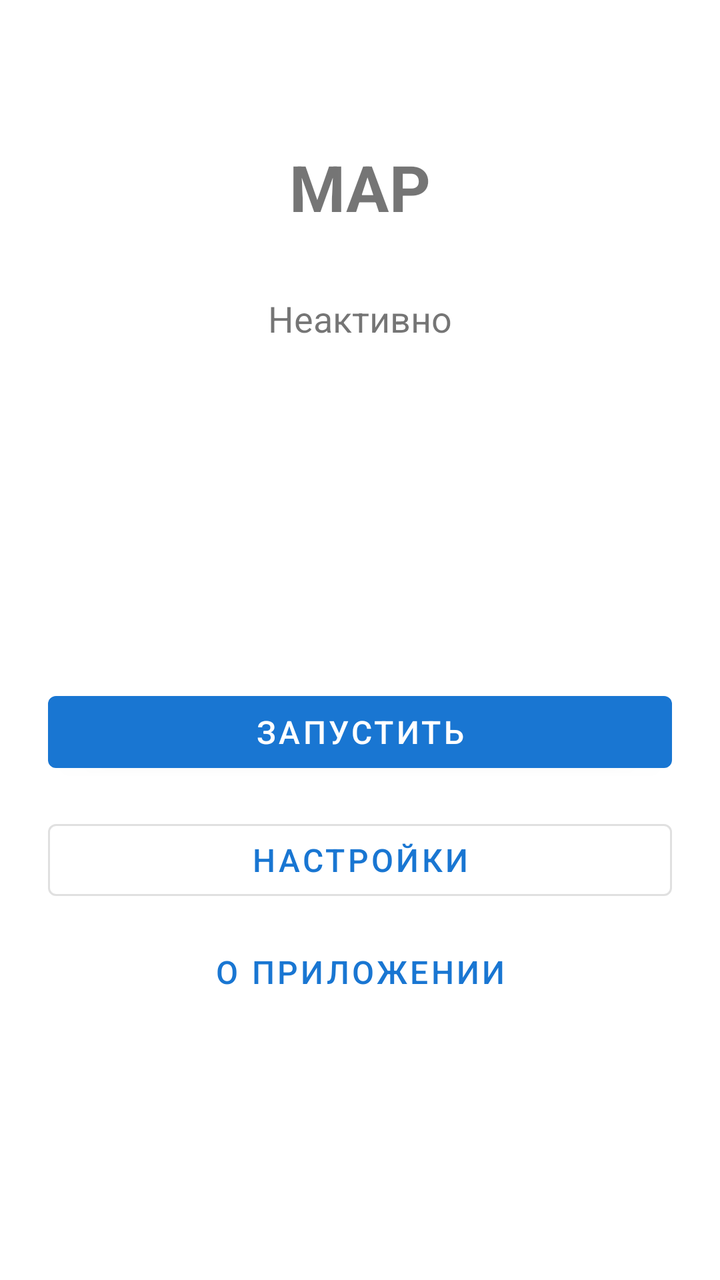
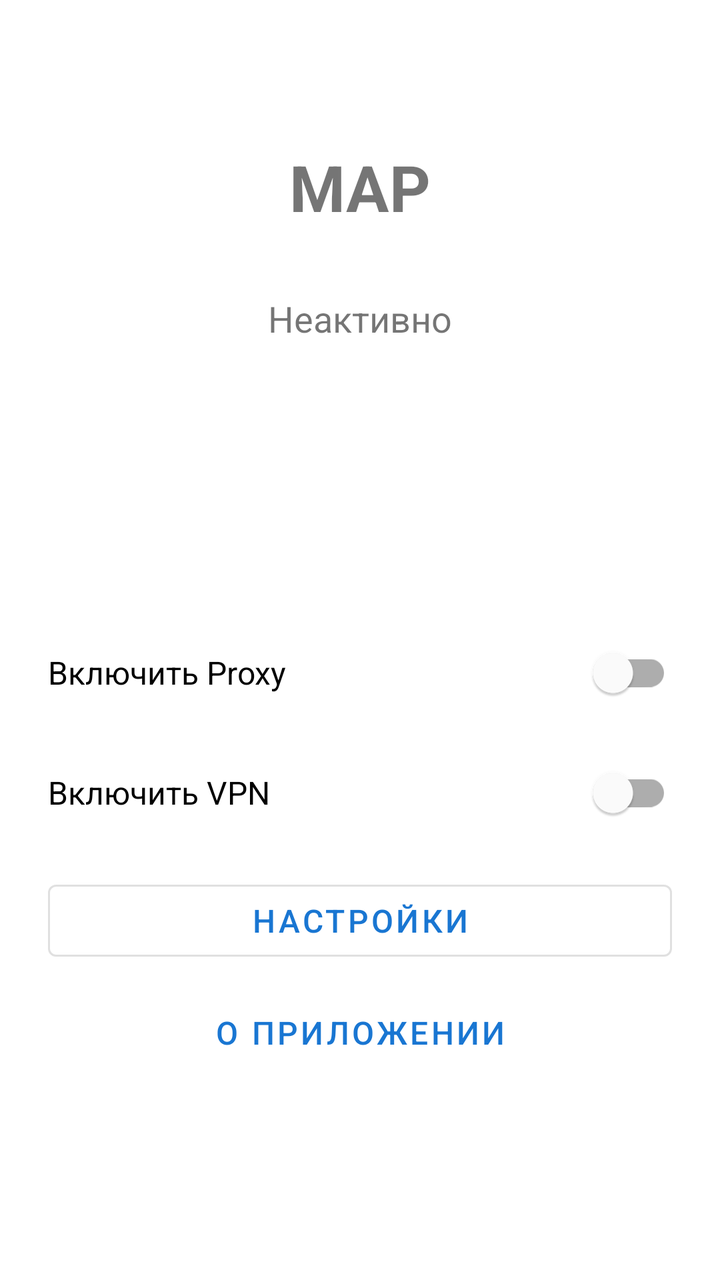

Compare the two renders of this Android layout. The source of the first and the diff that turns it into the second are given below.
<!-- AndroidManifest.xml: application theme Theme.APP -->
<!-- res/layout/activity_main.xml -->
<?xml version="1.0" encoding="utf-8"?>
<androidx.constraintlayout.widget.ConstraintLayout
    xmlns:android="http://schemas.android.com/apk/res/android"
    xmlns:app="http://schemas.android.com/apk/res-auto"
    android:layout_width="match_parent"
    android:layout_height="match_parent"
    android:padding="24dp"
    android:id="@+id/activity_main">

    <TextView
        android:id="@+id/label_app_name"
        android:layout_width="wrap_content"
        android:layout_height="wrap_content"
        android:text="@string/app_name"
        android:textSize="32sp"
        android:textStyle="bold"
        app:layout_constraintTop_toTopOf="parent"
        app:layout_constraintStart_toStartOf="parent"
        app:layout_constraintEnd_toEndOf="parent"
        android:layout_marginTop="48dp" />

    <TextView
        android:id="@+id/label_status"
        android:layout_width="wrap_content"
        android:layout_height="wrap_content"
        android:text="@string/status_inactive"
        android:textSize="18sp"
        android:layout_marginTop="32dp"
        app:layout_constraintTop_toBottomOf="@id/label_app_name"
        app:layout_constraintStart_toStartOf="parent"
        app:layout_constraintEnd_toEndOf="parent" />

    <TextView
        android:id="@+id/label_ip_address"
        android:layout_width="wrap_content"
        android:layout_height="wrap_content"
        android:textSize="16sp"
        android:textColor="@android:color/darker_gray"
        android:layout_marginTop="8dp"
        app:layout_constraintTop_toBottomOf="@id/label_status"
        app:layout_constraintStart_toStartOf="parent"
        app:layout_constraintEnd_toEndOf="parent" />

    <TextView
        android:id="@+id/label_proxy_mode"
        android:layout_width="wrap_content"
        android:layout_height="wrap_content"
        android:textSize="16sp"
        android:textColor="@android:color/darker_gray"
        android:layout_marginTop="12dp"
        app:layout_constraintTop_toBottomOf="@id/label_ip_address"
        app:layout_constraintStart_toStartOf="parent"
        app:layout_constraintEnd_toEndOf="parent" />

    <TextView
        android:id="@+id/label_remote_proxy_status"
        android:layout_width="wrap_content"
        android:layout_height="wrap_content"
        android:textSize="16sp"
        android:textColor="@android:color/darker_gray"
        android:layout_marginTop="8dp"
        app:layout_constraintTop_toBottomOf="@id/label_proxy_mode"
        app:layout_constraintStart_toStartOf="parent"
        app:layout_constraintEnd_toEndOf="parent" />

    <TextView
        android:id="@+id/label_sstp_status"
        android:layout_width="wrap_content"
        android:layout_height="wrap_content"
        android:textSize="16sp"
        android:textColor="@android:color/darker_gray"
        android:layout_marginTop="8dp"
        app:layout_constraintTop_toBottomOf="@id/label_remote_proxy_status"
        app:layout_constraintStart_toStartOf="parent"
        app:layout_constraintEnd_toEndOf="parent" />

    <com.google.android.material.button.MaterialButton
        android:id="@+id/btn_start_stop"
        android:layout_width="0dp"
        android:layout_height="wrap_content"
        android:text="@string/btn_start"
        android:textSize="16sp"
        android:layout_marginTop="48dp"
        app:layout_constraintTop_toBottomOf="@id/label_sstp_status"
        app:layout_constraintStart_toStartOf="parent"
        app:layout_constraintEnd_toEndOf="parent" />

    <com.google.android.material.button.MaterialButton
        android:id="@+id/btn_settings"
        android:layout_width="0dp"
        android:layout_height="wrap_content"
        android:text="@string/btn_settings"
        android:textSize="16sp"
        style="@style/Widget.MaterialComponents.Button.OutlinedButton"
        android:layout_marginTop="16dp"
        app:layout_constraintTop_toBottomOf="@id/btn_start_stop"
        app:layout_constraintStart_toStartOf="parent"
        app:layout_constraintEnd_toEndOf="parent" />

    <com.google.android.material.button.MaterialButton
        android:id="@+id/btn_about"
        android:layout_width="0dp"
        android:layout_height="wrap_content"
        android:text="@string/btn_about"
        android:textSize="16sp"
        style="@style/Widget.MaterialComponents.Button.TextButton"
        android:layout_marginTop="8dp"
        app:layout_constraintTop_toBottomOf="@id/btn_settings"
        app:layout_constraintStart_toStartOf="parent"
        app:layout_constraintEnd_toEndOf="parent" />

</androidx.constraintlayout.widget.ConstraintLayout>
<!-- resources referenced by this layout -->
<resources>
  <string name="app_name">MAP</string>
  <string name="btn_about">О приложении</string>
  <string name="btn_settings">Настройки</string>
  <string name="btn_start">Запустить</string>
  <string name="status_inactive">Неактивно</string>
  <style name="Theme.APP" parent="Theme.MaterialComponents.Light.DarkActionBar">
          <item name="colorPrimary">@color/primary</item>
          <item name="colorPrimaryDark">@color/primary_dark</item>
          <item name="colorAccent">@color/accent</item>
          <item name="android:statusBarColor">@color/primary_dark</item>
      </style>
  <color name="primary">#1976D2</color>
  <color name="primary_dark">#1565C0</color>
  <color name="accent">#FF5722</color>
</resources>

<!-- the commit's change to res/layout/activity_main.xml (unified diff, before → after) -->
@@ -42,24 +42,13 @@
         app:layout_constraintEnd_toEndOf="parent" />
 
     <TextView
-        android:id="@+id/label_proxy_mode"
+        android:id="@+id/label_remote_proxy_status"
         android:layout_width="wrap_content"
         android:layout_height="wrap_content"
         android:textSize="16sp"
         android:textColor="@android:color/darker_gray"
         android:layout_marginTop="12dp"
         app:layout_constraintTop_toBottomOf="@id/label_ip_address"
-        app:layout_constraintStart_toStartOf="parent"
-        app:layout_constraintEnd_toEndOf="parent" />
-
-    <TextView
-        android:id="@+id/label_remote_proxy_status"
-        android:layout_width="wrap_content"
-        android:layout_height="wrap_content"
-        android:textSize="16sp"
-        android:textColor="@android:color/darker_gray"
-        android:layout_marginTop="8dp"
-        app:layout_constraintTop_toBottomOf="@id/label_proxy_mode"
         app:layout_constraintStart_toStartOf="parent"
         app:layout_constraintEnd_toEndOf="parent" />
 
@@ -74,14 +63,25 @@
         app:layout_constraintStart_toStartOf="parent"
         app:layout_constraintEnd_toEndOf="parent" />
 
-    <com.google.android.material.button.MaterialButton
-        android:id="@+id/btn_start_stop"
+    <com.google.android.material.switchmaterial.SwitchMaterial
+        android:id="@+id/switch_proxy"
         android:layout_width="0dp"
         android:layout_height="wrap_content"
-        android:text="@string/btn_start"
+        android:text="@string/switch_proxy"
         android:textSize="16sp"
         android:layout_marginTop="48dp"
         app:layout_constraintTop_toBottomOf="@id/label_sstp_status"
+        app:layout_constraintStart_toStartOf="parent"
+        app:layout_constraintEnd_toEndOf="parent" />
+
+    <com.google.android.material.switchmaterial.SwitchMaterial
+        android:id="@+id/switch_vpn"
+        android:layout_width="0dp"
+        android:layout_height="wrap_content"
+        android:text="@string/switch_vpn"
+        android:textSize="16sp"
+        android:layout_marginTop="12dp"
+        app:layout_constraintTop_toBottomOf="@id/switch_proxy"
         app:layout_constraintStart_toStartOf="parent"
         app:layout_constraintEnd_toEndOf="parent" />
 
@@ -93,7 +93,7 @@
         android:textSize="16sp"
         style="@style/Widget.MaterialComponents.Button.OutlinedButton"
         android:layout_marginTop="16dp"
-        app:layout_constraintTop_toBottomOf="@id/btn_start_stop"
+        app:layout_constraintTop_toBottomOf="@id/switch_vpn"
         app:layout_constraintStart_toStartOf="parent"
         app:layout_constraintEnd_toEndOf="parent" />
 
<!-- resource entries referenced after the edit -->
@@ -3,8 +3,9 @@
   <string name="app_name">MAP</string>
   <string name="btn_about">О приложении</string>
   <string name="btn_settings">Настройки</string>
-  <string name="btn_start">Запустить</string>
   <string name="status_inactive">Неактивно</string>
+  <string name="switch_proxy">Включить Proxy</string>
+  <string name="switch_vpn">Включить VPN</string>
   <style name="Theme.APP" parent="Theme.MaterialComponents.Light.DarkActionBar">
           <item name="colorPrimary">@color/primary</item>
           <item name="colorPrimaryDark">@color/primary_dark</item>
